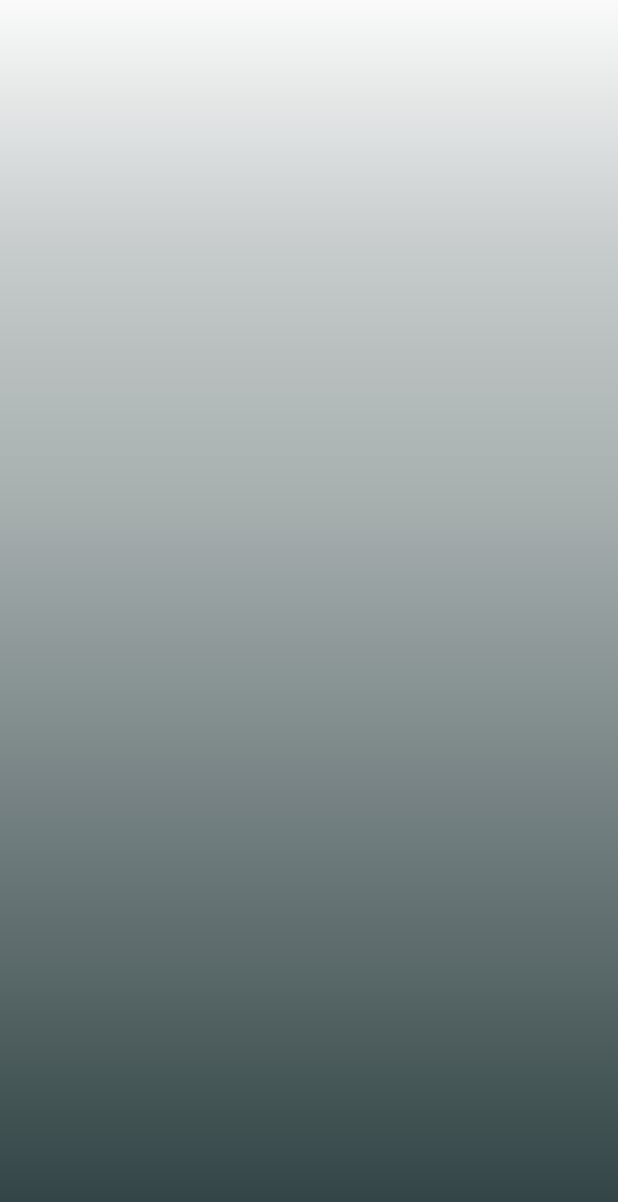
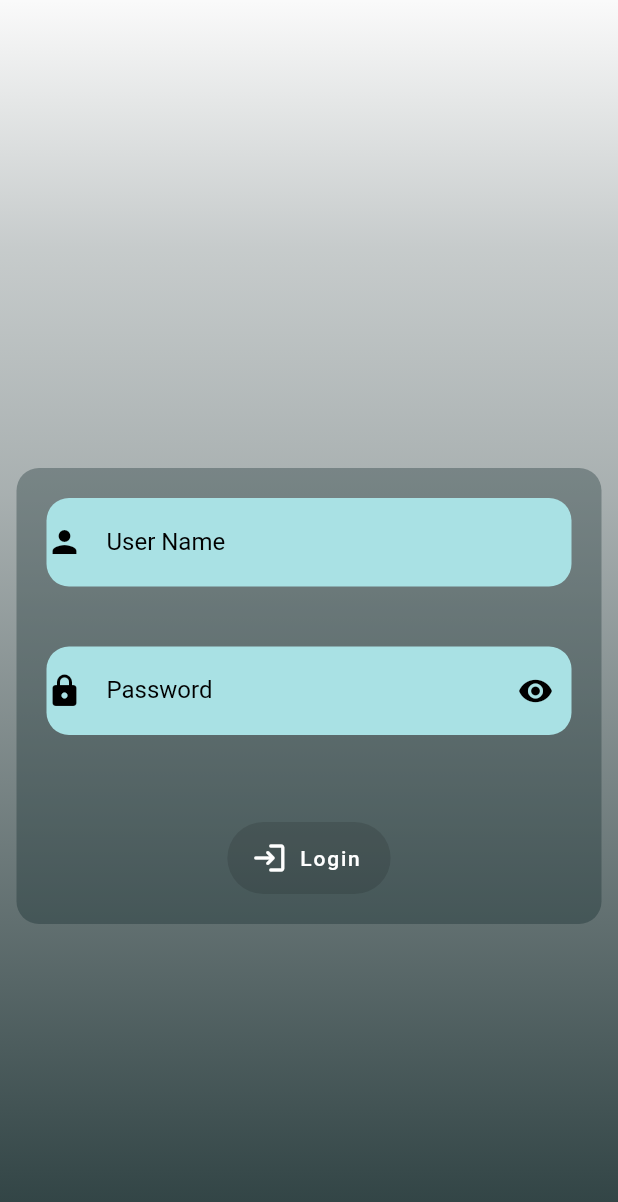
Before and after one commit to Ahmedriyadh19/Management-Factory-System, a Flutter app: the screen it shows after launch, in the side drawer, after a tap on the "exit to app" icon, on a phone screen of 412 x 824 dp. Shown: the top 1202 px of the screen. Run offline on Flutter 3.47's test engine with Material 2 defaults, Android fonts, the phone set to English and light mode, and no system bars; our stand-ins replace flutter_colorpicker, font_awesome_flutter; missing offline and left inert: desktop_window, flutter_window_close.

Commit message:
Update v60.9

```diff
--- a/lib/Controller/my_scroll.dart
+++ b/lib/Controller/my_scroll.dart
@@ -2,7 +2,6 @@ import 'package:flutter/gestures.dart';
 import 'package:flutter/material.dart';
 
 class MyCustomScrollBehavior extends MaterialScrollBehavior {
-  // Override behavior methods and getters like dragDevices
   @override
   Set<PointerDeviceKind> get dragDevices => {
         PointerDeviceKind.touch,
--- a/lib/View/Containers/my_drawer.dart
+++ b/lib/View/Containers/my_drawer.dart
@@ -9,14 +9,15 @@ class MyDrawer {
 
   static Drawer createCustomizeDrawer(List<Widget> up, List<Widget> down) {
     up.insert(
-        0,
-        Container(
-          height: 200,
-          color: currentColor.withOpacity(1),
-        ));
+      0,
+      Container(
+        height: 200,
+        color: currentColor,
+      ),
+    );
     return Drawer(
       backgroundColor: currentColor.withOpacity(0.5),
-      elevation: 0,
+      elevation: 50,
       child: SizedBox(
         height: double.infinity,
         child: Column(
--- a/lib/View/Main Pages/Essential Pages/home.dart
+++ b/lib/View/Main Pages/Essential Pages/home.dart
@@ -52,7 +52,7 @@ class _HomeState extends State<Home> {
     editListOption.clear();
     deleteListOption.clear();
 
-    for (int i = 0; i < 27; i++) {
+    for (int i = 0; i < 28; i++) {
       isSelectedBtnList.add(false);
     }
     addListOption
@@ -139,43 +139,9 @@ class _HomeState extends State<Home> {
       div(),
       line(FontAwesomeIcons.gears, 'Settings', 26)
     ], [
-      divWithTxt('Sign out'),
-      signOutBtn(),
+      divWithTxt('EXIT'),
+      signOutBtn(27),
     ]);
-    /* return Drawer(
-      backgroundColor: const Color.fromARGB(255, 125, 155, 156),
-      elevation: 50,
-      child: SizedBox(
-        height: double.infinity,
-        child: Column(
-            mainAxisAlignment: MainAxisAlignment.spaceBetween,
-            children: [
-              Column(
-                mainAxisAlignment: MainAxisAlignment.start,
-                children: [
-                  Container(
-                    height: 200,
-                    color: const Color.fromARGB(255, 7, 32, 34),
-                  ),
-                  line(Icons.dashboard_rounded, 'Dashboard', 0),
-                  line(FontAwesomeIcons.fileInvoiceDollar, 'Invoice', 1),
-                  line(FontAwesomeIcons.moneyCheckDollar, 'Payment', 2),
-                  line(FontAwesomeIcons.box, 'Product', 3),
-                  line(Icons.person, 'Persons', 4),
-                  div(),
-                  line(FontAwesomeIcons.gears, 'Settings', 26)
-                ],
-              ),
-              Column(
-                mainAxisAlignment: MainAxisAlignment.end,
-                children: [
-                  divWithTxt('Sign out'),
-                  signOutBtn(),
-                ],
-              )
-            ]),
-      ),
-    );*/
   }
 
   void selectedPage(int index) {
@@ -282,8 +248,13 @@ class _HomeState extends State<Home> {
     );
   }
 
-  IconButton signOutBtn() {
+  IconButton signOutBtn(int index) {
     return IconButton(
+
+      tooltip: 'Exit',
+      hoverColor: isSelectedBtnList[index]
+          ? Colors.greenAccent
+          : const Color.fromARGB(255, 255, 255, 255),
       icon: const Icon(Icons.exit_to_app),
       onPressed: () {
         Navigator.of(context).pushReplacement(
--- a/lib/View/Main Pages/Essential Pages/login.dart
+++ b/lib/View/Main Pages/Essential Pages/login.dart
@@ -33,12 +33,12 @@ class _LoginState extends State<Login> {
   Widget build(BuildContext context) {
     double height = MediaQuery.of(context).size.height;
     return Scaffold(
-      body: Background(widget: x(height)).build(),
+      body: Background(widget: loginBuild(height)).build(),
     );
   }
 
-  x(double height) {
-    SingleChildScrollView(
+  loginBuild(double height) {
+    return SingleChildScrollView(
       child: Center(
         child: Container(
           decoration: BoxDecoration(
```
Also changed, not shown: lib/Controller/windows_configuration.dart (+16 -5 lines), lib/View/Main Pages/Categories Pages/categories_settings.dart (+13 -8 lines).
